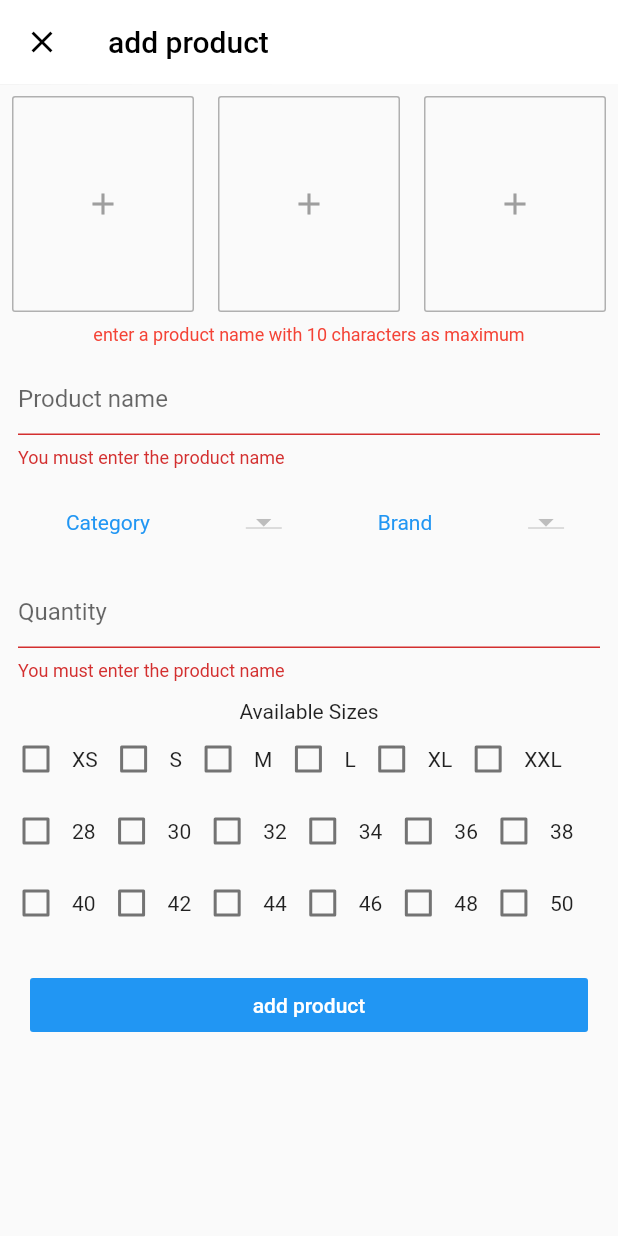
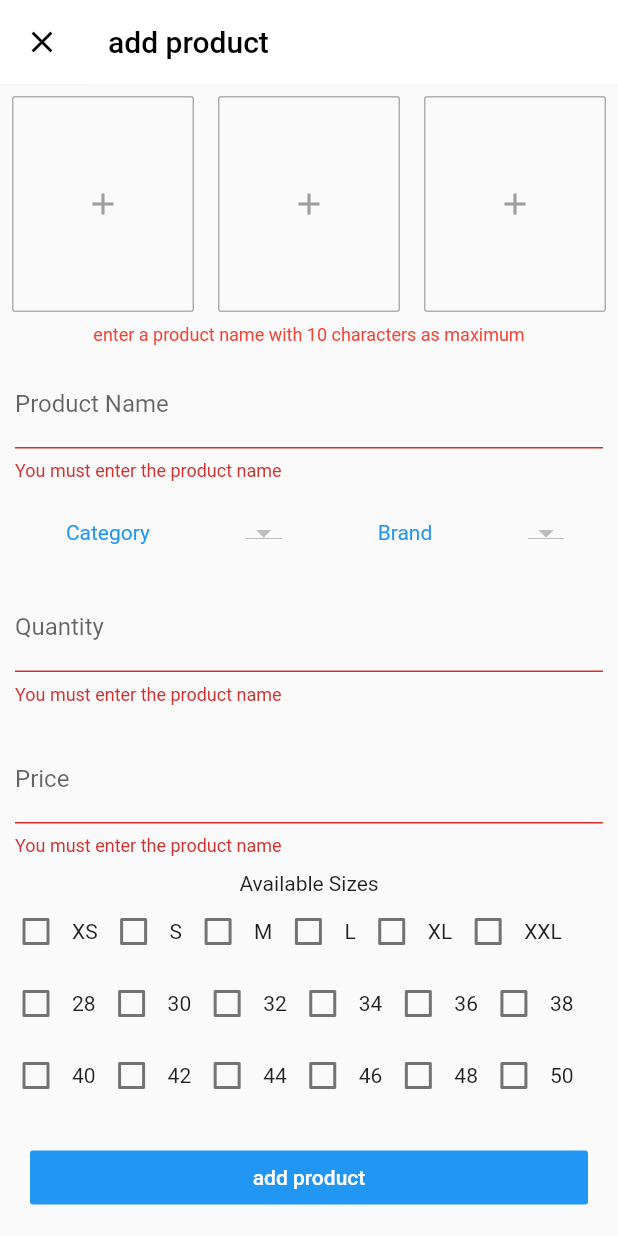
Before and after one commit to skaidevs/e_commerce_admin, a Flutter app: the AddProduct screen opened directly, after a tap on "add product", on a phone screen of 412 x 824 dp. Run offline on Flutter 3.47's test engine with Material 2 defaults, Android fonts, the phone set to English and light mode, and no system bars; our stand-ins replace cloud_firestore, firebase_storage, fluttertoast, image_picker; accounts and stored records are empty.

```diff
--- /dev/null
+++ b/lib/db/product.dart
@@ -0,0 +1,28 @@
+import 'package:cloud_firestore/cloud_firestore.dart';
+import 'package:uuid/uuid.dart';
+import 'dart:convert';
+
+class ProductService {
+  Firestore _firestore = Firestore.instance;
+  String ref = 'products';
+
+  void uploadProduct(
+      {String productName,
+      String brand,
+      String category,
+      int quantity,
+      List sizes,
+      List images,
+      double price}) {
+    var id = Uuid();
+    String productId = id.v1();
+    _firestore.collection(ref).document(productId).setData({
+      "name": productName,
+      "id": productId,
+      "brand": brand,
+      "category": category,
+      "quantity": quantity,
+      "price": price,
+    });
+  }
+}
--- a/lib/screens/add_product.dart
+++ b/lib/screens/add_product.dart
@@ -1,5 +1,6 @@
 import 'dart:io';
 
+import 'package:e_commerce_admin/db/product.dart';
 import 'package:flutter/material.dart';
 import 'package:cloud_firestore/cloud_firestore.dart';
 import 'package:e_commerce_admin/db/category.dart';
@@ -23,9 +24,11 @@ class _AddProductState extends State<AddProduct> {
 
   CategoryService _categoryService = CategoryService();
   BrandService _brandService = BrandService();
+  ProductService _productService = ProductService();
   GlobalKey<FormState> _formKey = GlobalKey<FormState>();
   TextEditingController productNameController = TextEditingController();
   TextEditingController quantityController = TextEditingController();
+  final TextEditingController priceController = TextEditingController();
 
   List<DocumentSnapshot> brands = <DocumentSnapshot>[];
   List<DocumentSnapshot> categories = <DocumentSnapshot>[];
@@ -39,6 +42,7 @@ class _AddProductState extends State<AddProduct> {
 
   String _currentCategory;
   String _currentBrand;
+  bool isLoading = false;
 
   @override
   void initState() {
@@ -103,7 +107,11 @@ class _AddProductState extends State<AddProduct> {
       ),
       body: Form(
         key: _formKey,
-        child: ListView(
+        child: isLoading
+            ? Center(
+                child: CircularProgressIndicator(),
+              )
+            : ListView(
                 children: <Widget>[
                   Row(
                     children: <Widget>[
@@ -113,12 +121,13 @@ class _AddProductState extends State<AddProduct> {
                           child: OutlineButton(
                             onPressed: () {
                               _selectImage(
-                          ImagePicker.pickImage(source: ImageSource.gallery),
+                                ImagePicker.pickImage(
+                                    source: ImageSource.gallery),
                                 1,
                               );
                             },
-                      borderSide:
-                          BorderSide(color: grey.withOpacity(0.8), width: 1.0),
+                            borderSide: BorderSide(
+                                color: grey.withOpacity(0.8), width: 1.0),
                             child: _displayChild1(),
                           ),
                         ),
@@ -129,12 +138,13 @@ class _AddProductState extends State<AddProduct> {
                           child: OutlineButton(
                             onPressed: () {
                               _selectImage(
-                          ImagePicker.pickImage(source: ImageSource.gallery),
+                                ImagePicker.pickImage(
+                                    source: ImageSource.gallery),
                                 2,
                               );
                             },
-                      borderSide:
-                          BorderSide(color: grey.withOpacity(0.8), width: 1.0),
+                            borderSide: BorderSide(
+                                color: grey.withOpacity(0.8), width: 1.0),
                             child: _displayChild2(),
                           ),
                         ),
@@ -145,12 +155,13 @@ class _AddProductState extends State<AddProduct> {
                           child: OutlineButton(
                             onPressed: () {
                               _selectImage(
-                          ImagePicker.pickImage(source: ImageSource.gallery),
+                                ImagePicker.pickImage(
+                                    source: ImageSource.gallery),
                                 3,
                               );
                             },
-                      borderSide:
-                          BorderSide(color: grey.withOpacity(0.8), width: 1.0),
+                            borderSide: BorderSide(
+                                color: grey.withOpacity(0.8), width: 1.0),
                             child: _displayChild3(),
                           ),
                         ),
@@ -166,10 +177,12 @@ class _AddProductState extends State<AddProduct> {
                     ),
                   ),
                   Padding(
-              padding: const EdgeInsets.all(12.0),
+                    padding: const EdgeInsets.all(10.0),
                     child: TextFormField(
                       controller: productNameController,
-                decoration: InputDecoration(hintText: 'Product name'),
+                      decoration: InputDecoration(
+                          hintText: 'enter product name',
+                          labelText: 'Product Name'),
                       validator: (value) {
                         if (value.isEmpty) {
                           return "You must enter the product name";
@@ -217,11 +230,28 @@ class _AddProductState extends State<AddProduct> {
                   ),
 
                   Padding(
-              padding: const EdgeInsets.all(12.0),
+                    padding: const EdgeInsets.all(10.0),
                     child: TextFormField(
                       controller: quantityController,
                       keyboardType: TextInputType.number,
-                decoration: InputDecoration(hintText: 'Quantity'),
+                      decoration: InputDecoration(
+                          hintText: 'enter quantity', labelText: 'Quantity'),
+                      validator: (value) {
+                        if (value.isEmpty) {
+                          return "You must enter the product name";
+                        }
+                        return null;
+                      },
+                    ),
+                  ),
+
+                  Padding(
+                    padding: const EdgeInsets.all(10.0),
+                    child: TextFormField(
+                      controller: priceController,
+                      keyboardType: TextInputType.number,
+                      decoration: InputDecoration(
+                          hintText: 'enter price', labelText: 'Price'),
                       validator: (value) {
                         if (value.isEmpty) {
                           return "You must enter the product name";
@@ -339,7 +369,7 @@ class _AddProductState extends State<AddProduct> {
                   Padding(
                     padding: const EdgeInsets.all(20.0),
                     child: FlatButton(
-                onPressed: () {
+                      onPressed: () async {
                         validateAndUpload();
                       },
                       child: Text('add product'),
@@ -351,6 +381,60 @@ class _AddProductState extends State<AddProduct> {
               ),
       ),
     );
+  }
+
+  void validateAndUpload() async {
+    if (_formKey.currentState.validate()) {
+      setState(() => isLoading = true);
+      if (_image1 != null && _image2 != null && _image3 != null) {
+        if (selectedSizes.isNotEmpty) {
+          String imageUrl1;
+          String imageUrl2;
+          String imageUrl3;
+
+          final FirebaseStorage firebaseStorage = FirebaseStorage.instance;
+          final String picture1 =
+              "1${DateTime.now().millisecondsSinceEpoch.toString()}.jpg";
+          StorageUploadTask task1 =
+              firebaseStorage.ref().child(picture1).putFile(_image1);
+          final String picture2 =
+              "2${DateTime.now().millisecondsSinceEpoch.toString()}.jpg";
+          StorageUploadTask task2 =
+              firebaseStorage.ref().child(picture2).putFile(_image2);
+          final String picture3 =
+              "3${DateTime.now().millisecondsSinceEpoch.toString()}.jpg";
+          StorageUploadTask task3 =
+              firebaseStorage.ref().child(picture3).putFile(_image3);
+          StorageTaskSnapshot snapshot1 =
+              await task1.onComplete.then((snapshot) => snapshot);
+          StorageTaskSnapshot snapshot2 =
+              await task2.onComplete.then((snapshot) => snapshot);
+
+          task3.onComplete.then((snapshot3) async {
+            imageUrl1 = await snapshot1.ref.getDownloadURL();
+            imageUrl2 = await snapshot2.ref.getDownloadURL();
+            imageUrl3 = await snapshot3.ref.getDownloadURL();
+            List<String> imageList = [imageUrl1, imageUrl2, imageUrl3];
+
+            _productService.uploadProduct(
+                productName: productNameController.text,
+                price: double.parse(priceController.text),
+                sizes: selectedSizes,
+                images: imageList,
+                quantity: int.parse(quantityController.text));
+            _formKey.currentState.reset();
+            setState(() => isLoading = false);
+            Fluttertoast.showToast(msg: 'Product added');
+          });
+        } else {
+          setState(() => isLoading = false);
+          Fluttertoast.showToast(msg: 'Select atleast one size');
+        }
+      } else {
+        setState(() => isLoading = false);
+        Fluttertoast.showToast(msg: 'All the images must be provided');
+      }
+    }
   }
 
   void _getCategories() async {
@@ -460,20 +544,4 @@ class _AddProductState extends State<AddProduct> {
       );
     }
   }
-
-  void validateAndUpload() {
-    if (_formKey.currentState.validate()) {
-      if (_image1 != null && _image2 != null && _image3 != null) {
-        if (selectedSizes.isNotEmpty) {
-          String imageUrl;
-          final String picture =
-              "${DateTime.now().millisecondsSinceEpoch.toString()}.jpg";
-        } else {
-          Fluttertoast.showToast(msg: 'Select atleast one size');
 }
-      } else {
-        Fluttertoast.showToast(msg: 'All the images must be provided');
-      }
-    }
-  }
-}
```
Lines whose indentation alone changed are shown as unchanged.
